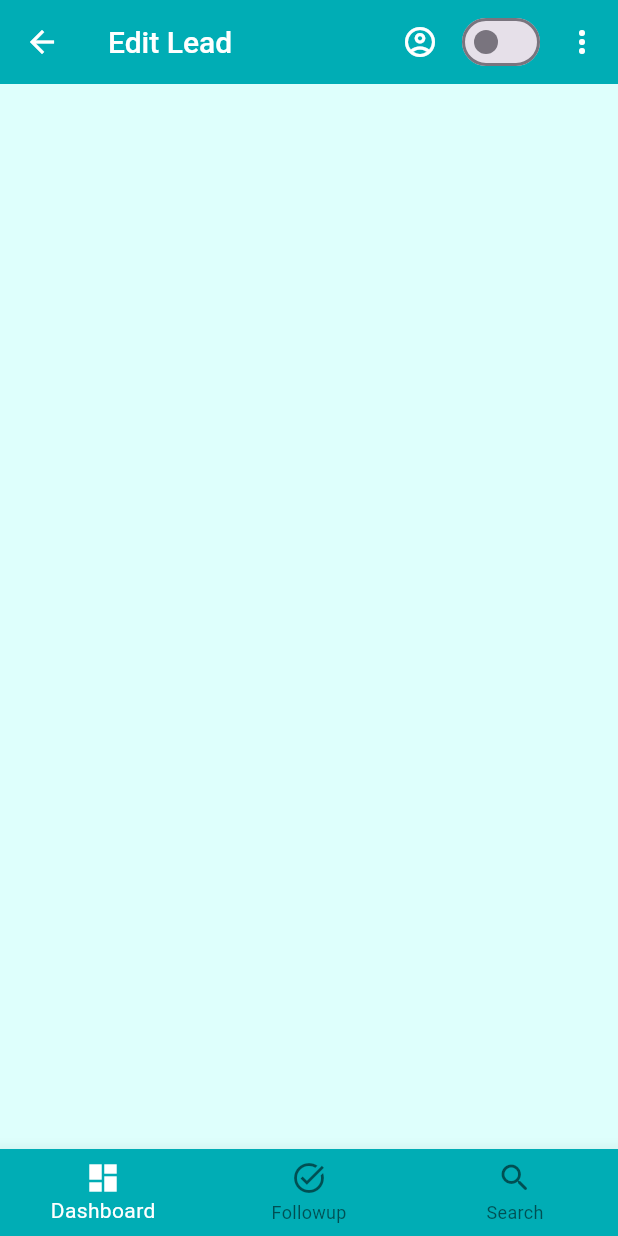
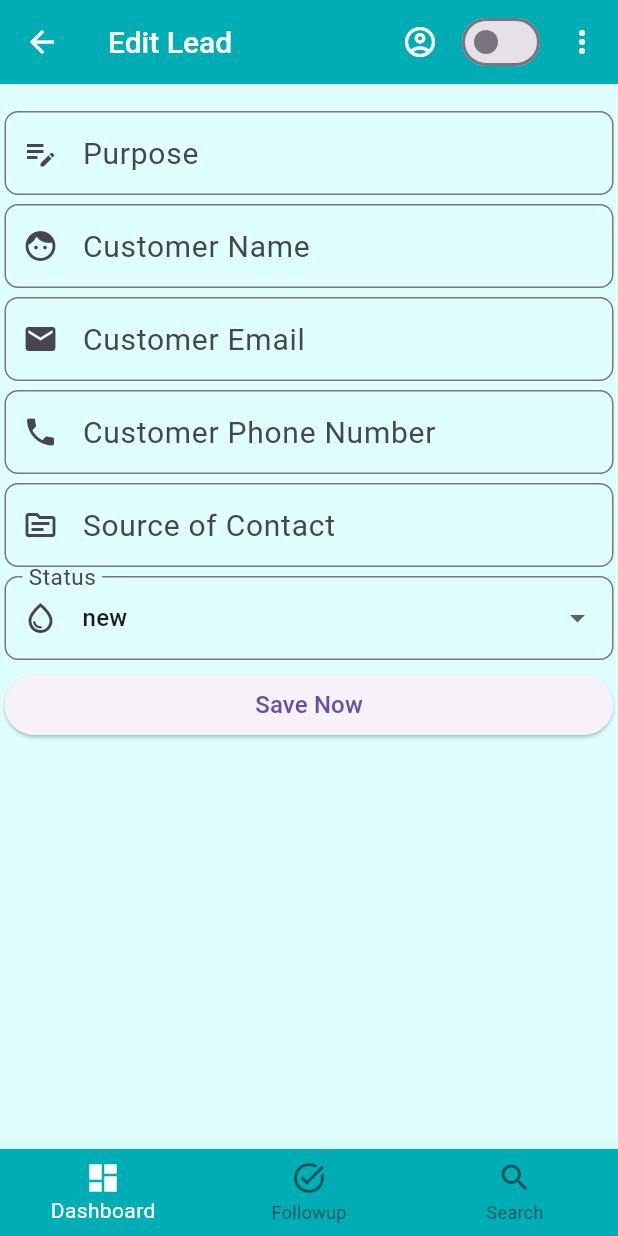
Before and after one commit to imshibaji/flutter_clean_architecture, a Flutter app: the EditEnqueryForMobile screen opened directly, on a phone screen of 412 x 824 dp. Run offline on Flutter 3.47's test engine with Material 2 defaults, Android fonts, the phone set to English and light mode, and no system bars; our stand-ins replace dio, shared_preferences; accounts and stored records are empty.

Commit message:
Lead_book Ui Updated

```diff
--- a/lib/architect.dart
+++ b/lib/architect.dart
@@ -1,3 +1,3 @@
 export './core/core.dart';
 export './config/config.dart';
-export './features/features.dart';
+// export './features/features.dart';
--- /dev/null
+++ b/lib/core/widgets/select_option_field.dart
@@ -0,0 +1,67 @@
+import 'package:flutter/material.dart';
+
+// ignore: must_be_immutable
+class SelectOptionField extends StatefulWidget {
+  List<String>? options;
+  String? selected;
+  IconData? prefixIcon;
+  String? labelTextStr, hintTextStr;
+  Widget? suffixIcon;
+  Function(String?)? validator, onSaved;
+
+  SelectOptionField({
+    Key? key,
+    this.options,
+    this.selected,
+    this.prefixIcon,
+    this.labelTextStr,
+    this.hintTextStr,
+    this.suffixIcon,
+    this.validator,
+    this.onSaved,
+  }) : super(key: key) {
+    options = options ?? ['One', 'Two', 'Three', 'Four'];
+    selected = selected ?? 'One';
+  }
+
+  @override
+  State<SelectOptionField> createState() => _SelectOptionFieldState();
+}
+
+class _SelectOptionFieldState extends State<SelectOptionField> {
+  @override
+  Widget build(BuildContext context) {
+    return Padding(
+      padding: const EdgeInsets.all(3.0),
+      child: DropdownButtonFormField<String>(
+        validator: (value) => widget.validator!(value),
+        onSaved: (value) => widget.onSaved!(value),
+        dropdownColor: const Color.fromARGB(255, 11, 238, 250),
+        decoration: InputDecoration(
+          prefixIcon: Icon(widget.prefixIcon),
+          labelText: widget.labelTextStr,
+          labelStyle: const TextStyle(fontSize: 20),
+          hintText: widget.hintTextStr,
+          border: const OutlineInputBorder(
+            borderRadius: BorderRadius.all(
+              Radius.circular(9),
+            ),
+          ),
+          suffixIcon: widget.suffixIcon,
+        ),
+        value: widget.selected,
+        items: widget.options!
+            .map(
+              (String option) => DropdownMenuItem<String>(
+                value: option,
+                child: Text(option),
+              ),
+            )
+            .toList(),
+        onChanged: (value) {
+          widget.selected = value!;
+        },
+      ),
+    );
+  }
+}
--- a/lib/core/widgets/text_input_field.dart
+++ b/lib/core/widgets/text_input_field.dart
@@ -9,7 +9,7 @@ class TextInputField extends StatelessWidget {
   TextInputType? keyboardType;
   TextInputAction? textInputAction;
   TextEditingController? controller;
-  Function(String? value)? validator;
+  Function(String? value)? validator, onSaved;
   Widget? suffixIcon;
 
   TextInputField({
@@ -22,6 +22,7 @@ class TextInputField extends StatelessWidget {
     this.textInputAction,
     this.controller,
     this.validator,
+    this.onSaved,
     this.suffixIcon,
   }) : super(key: key);
 
@@ -35,6 +36,7 @@ class TextInputField extends StatelessWidget {
         keyboardType: keyboardType,
         textInputAction: textInputAction,
         controller: controller,
+        onSaved: (value) => onSaved!(value),
         decoration: InputDecoration(
           prefixIcon: Icon(prefixIcon),
           labelText: labelTextStr,
--- a/lib/core/widgets/widget.dart
+++ b/lib/core/widgets/widget.dart
@@ -2,3 +2,7 @@ export 'day_night_switch.dart';
 export 'action_buttons.dart';
 export 'bottom_bar.dart';
 export 'toast_message.dart';
+export 'link_button.dart';
+export 'app_button.dart';
+export 'text_input_field.dart';
+export 'select_option_field.dart';
--- a/lib/features/auth_mod/screens/mobile/profile_mobile.screen.dart
+++ b/lib/features/auth_mod/screens/mobile/profile_mobile.screen.dart
@@ -2,7 +2,6 @@ import 'package:flutter/material.dart';
 
 import '../../../../core/core.dart';
 import '../../widgets/auth_button.dart';
-import '../../widgets/text_input_field.dart';
 
 class ProfileMobileScreen extends StatelessWidget {
   const ProfileMobileScreen({Key? key}) : super(key: key);
--- a/lib/features/auth_mod/widgets/widget_functions.dart
+++ b/lib/features/auth_mod/widgets/widget_functions.dart
@@ -2,8 +2,6 @@ import 'package:flutter/material.dart';
 
 import '../../../core/core.dart';
 import 'auth_button.dart';
-import 'link_button.dart';
-import 'text_input_field.dart';
 
 TextInputField passwordField({
   String? Function(String?)? onValid,
--- a/lib/features/lead_mod/controllers/controllers.dart
+++ b/lib/features/lead_mod/controllers/controllers.dart
@@ -3,3 +3,4 @@ export 'search_controller.dart';
 export 'add_enquery_controller.dart';
 export 'edit_enquery_controller.dart';
 export 'followup_controller.dart';
+export 'view_enquery_controller.dart';
--- /dev/null
+++ b/lib/features/lead_mod/controllers/view_enquery_controller.dart
@@ -0,0 +1,14 @@
+// ignore: implementation_imports
+import 'package:flutter/src/widgets/framework.dart';
+
+import '../../../core/core.dart';
+import '../views/views.dart';
+
+class ViewEnqueryController extends StatelessController {
+  const ViewEnqueryController({Key? key}) : super(key: key);
+
+  @override
+  Display view(BuildContext context) {
+    return Display(title: 'View Lead', mobile: const ViewEnqueryForMobile());
+  }
+}
--- a/lib/features/lead_mod/lead_app.dart
+++ b/lib/features/lead_mod/lead_app.dart
@@ -8,6 +8,7 @@ class LeadApp extends RouteManager {
   static const String search = name + '/search';
   static const String addEnquery = name + '/add_enquery';
   static const String editEnquery = name + '/edit_enquery';
+  static const String viewEnquery = name + '/view_enquery';
   static const String followup = name + '/followup';
 
   LeadApp() {
@@ -15,6 +16,7 @@ class LeadApp extends RouteManager {
     addRoute(LeadApp.search, (context) => const SearchController());
     addRoute(LeadApp.addEnquery, (context) => const AddEnqueryController());
     addRoute(LeadApp.editEnquery, (context) => const EditEnqueryController());
+    addRoute(LeadApp.viewEnquery, (context) => const ViewEnqueryController());
     addRoute(LeadApp.followup, (context) => const FollowupController());
   }
 }
--- a/lib/features/lead_mod/views/mobile/add_enquery.dart
+++ b/lib/features/lead_mod/views/mobile/add_enquery.dart
@@ -20,6 +20,52 @@ class AddEnqueryForMobile extends StatelessWidget {
         actions: actionsMenu(context),
       ),
       bottomNavigationBar: LeadAppBottomBar(),
+      body: Form(
+        child: ListView(
+          children: [
+            const SizedBox(
+              height: 15,
+            ),
+            TextInputField(
+              prefixIcon: Icons.edit_note,
+              labelTextStr: 'Purpose',
+            ),
+            TextInputField(
+              prefixIcon: Icons.face,
+              labelTextStr: 'Customer Name',
+            ),
+            TextInputField(
+              prefixIcon: Icons.email,
+              labelTextStr: 'Customer Email',
+            ),
+            TextInputField(
+              prefixIcon: Icons.phone,
+              labelTextStr: 'Customer Phone Number',
+            ),
+            TextInputField(
+              prefixIcon: Icons.source_outlined,
+              labelTextStr: 'Source of Contact',
+            ),
+            SelectOptionField(
+              prefixIcon: Icons.water_drop_outlined,
+              labelTextStr: 'Status',
+              options: const [
+                'new',
+                'pending',
+                'success',
+                'rejected',
+                'expaired',
+              ],
+              selected: 'new',
+            ),
+            AppButton(
+              label: 'Save Now',
+              onPressed: () {},
+              stretch: true,
+            ),
+          ],
+        ),
+      ),
     );
   }
 }
--- a/lib/features/lead_mod/views/mobile/dashboard.dart
+++ b/lib/features/lead_mod/views/mobile/dashboard.dart
@@ -62,9 +62,10 @@ class _DashboardForMobileState extends State<DashboardForMobile> {
               subtitle: Text(details),
               trailing: IconButton(
                 onPressed: () {
-                  Nav.to(context, LeadApp.editEnquery);
+                  Nav.to(context, LeadApp.viewEnquery);
                 },
-                icon: const Icon(Icons.edit),
+                icon: const Icon(Icons.view_compact),
+                tooltip: 'View Details',
               ),
             );
           });
--- a/lib/features/lead_mod/views/mobile/edit_enquery.dart
+++ b/lib/features/lead_mod/views/mobile/edit_enquery.dart
@@ -20,6 +20,52 @@ class EditEnqueryForMobile extends StatelessWidget {
         actions: actionsMenu(context),
       ),
       bottomNavigationBar: LeadAppBottomBar(),
+      body: Form(
+        child: ListView(
+          children: [
+            const SizedBox(
+              height: 15,
+            ),
+            TextInputField(
+              prefixIcon: Icons.edit_note,
+              labelTextStr: 'Purpose',
+            ),
+            TextInputField(
+              prefixIcon: Icons.face,
+              labelTextStr: 'Customer Name',
+            ),
+            TextInputField(
+              prefixIcon: Icons.email,
+              labelTextStr: 'Customer Email',
+            ),
+            TextInputField(
+              prefixIcon: Icons.phone,
+              labelTextStr: 'Customer Phone Number',
+            ),
+            TextInputField(
+              prefixIcon: Icons.source_outlined,
+              labelTextStr: 'Source of Contact',
+            ),
+            SelectOptionField(
+              prefixIcon: Icons.water_drop_outlined,
+              labelTextStr: 'Status',
+              options: const [
+                'new',
+                'pending',
+                'success',
+                'rejected',
+                'expaired',
+              ],
+              selected: 'new',
+            ),
+            AppButton(
+              label: 'Save Now',
+              onPressed: () {},
+              stretch: true,
+            ),
+          ],
+        ),
+      ),
     );
   }
 }
--- a/lib/features/lead_mod/views/views.dart
+++ b/lib/features/lead_mod/views/views.dart
@@ -3,3 +3,4 @@ export 'mobile/search.dart';
 export './mobile/add_enquery.dart';
 export './mobile/edit_enquery.dart';
 export './mobile/followup.dart';
+export './mobile/view_enquery.dart';
--- a/lib/features/main_app/Screens/mobile/news.dart
+++ b/lib/features/main_app/Screens/mobile/news.dart
@@ -103,8 +103,10 @@ class _NewsState extends State<News> {
                       Row(
                         mainAxisAlignment: MainAxisAlignment.spaceBetween,
                         children: [
-                          Text('Published At: ' +
-                              articles[index].publishedDate!),
+                          Expanded(
+                            child: Text('Published At: ' +
+                                articles[index].publishedDate!),
+                          ),
                           ElevatedButton(
                             onPressed: () {
                               log(articles[index].link!);
```
Also changed, not shown: lib/features/lead_mod/views/mobile/view_enquery.dart (added, +227 -0 lines).
